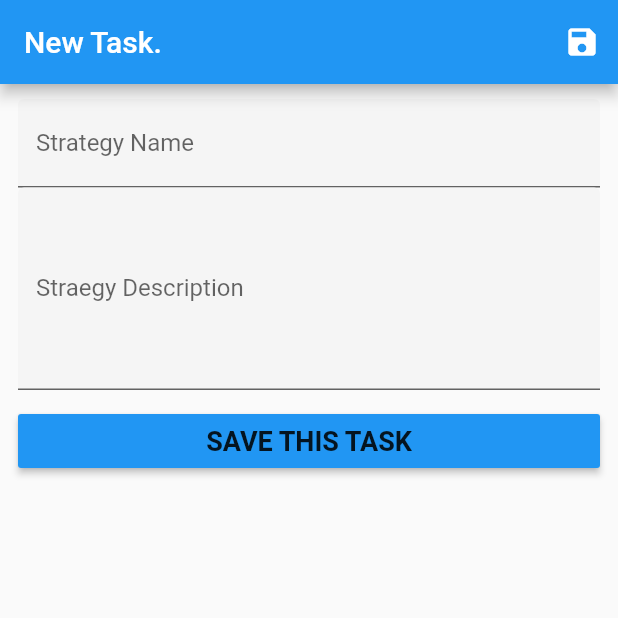
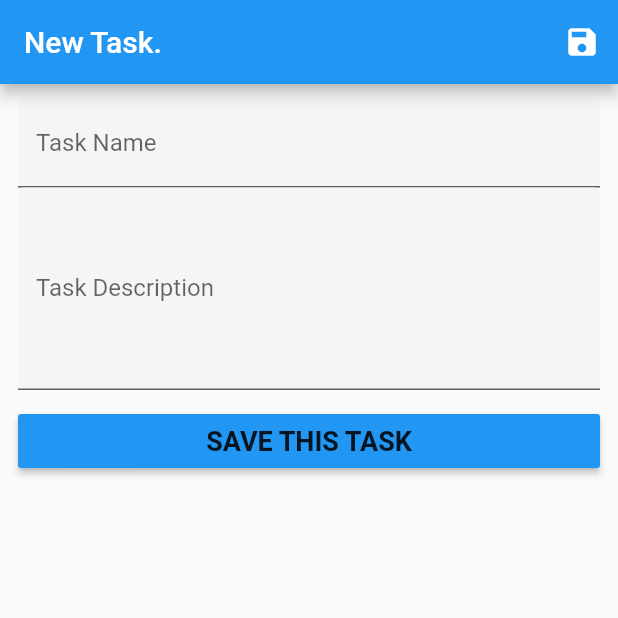
Before and after one commit to aurthurm/sagetrader_flutter, a Flutter app: the TaskForm screen opened directly, on a phone screen of 412 x 824 dp, the top half of it. Run offline on Flutter 3.47's test engine with Material 2 defaults, Android fonts, the phone set to English and light mode, and no system bars; our stand-ins replace flutter_secure_storage, photo_view; missing offline and left inert: multi_image_picker; accounts and stored records are empty; network calls fail.

Commit message:
Updated wordings

```diff
--- a/lib/forms/task_form.dart
+++ b/lib/forms/task_form.dart
@@ -87,7 +87,7 @@ class _TaskFormState extends State<TaskForm> {
                     children: <Widget>[
                       TextFormField(
                         decoration: InputDecoration(
-                            labelText: "Strategy Name",
+                            labelText: "Task Name",
                             filled: true,
                             fillColor: Colors.grey.shade100),
                         initialValue: _task.title,
@@ -99,7 +99,7 @@ class _TaskFormState extends State<TaskForm> {
                         validator: (value) => _validateLength(
                           value,
                           3,
-                          "Strategy Name is too short!!",
+                          "Task Name is too short!!",
                         ),
                         textInputAction: TextInputAction.next,
                         onFieldSubmitted: (_) {
@@ -109,7 +109,7 @@ class _TaskFormState extends State<TaskForm> {
                       ),
                       TextFormField(
                         decoration: InputDecoration(
-                            labelText: "Straegy Description",
+                            labelText: "Task Description",
                             filled: true,
                             fillColor: Colors.grey.shade100),
                         minLines: 5,
@@ -123,7 +123,7 @@ class _TaskFormState extends State<TaskForm> {
                         validator: (value) => _validateLength(
                           value,
                           10,
-                          "Trade Description is too short!!",
+                          "Task Description is too short!!",
                         ),
                         textInputAction: TextInputAction.newline,
                         focusNode: _descriptionFocus,
--- a/lib/forms/trade_form.dart
+++ b/lib/forms/trade_form.dart
@@ -210,7 +210,7 @@ class _TradeFormState extends State<TradeForm> {
                         },
                       ),
                       SwitchListTile(
-                        title: Text("Trade is  Open?"),
+                        title: Text("Trade is Open?"),
                         value: _trade.status,
                         onChanged: (val) {
                           setState(() => _trade.status = val);
@@ -289,7 +289,7 @@ class _TradeFormState extends State<TradeForm> {
                                 setState(() => _trade.strategy = value),
                             validator: (value) => _validateChoices(
                               value,
-                              "Please Select a Strategy",
+                              "Please select a strategy",
                             ),
                             items: strategies.map(
                               (strategy) {
@@ -318,7 +318,7 @@ class _TradeFormState extends State<TradeForm> {
                                 setState(() => _trade.style = value),
                             validator: (value) => _validateChoices(
                               value,
-                              "Please Select a trading Style",
+                              "Please select a trading Style",
                             ),
                             items: styles.map(
                               (style) {
--- a/lib/forms/trading_plan_form.dart
+++ b/lib/forms/trading_plan_form.dart
@@ -99,7 +99,7 @@ class _TradingPlanFormState extends State<TradingPlanForm> {
                         validator: (value) => _validateLength(
                           value,
                           3,
-                          "Strategy Name is too short!!",
+                          "TradingPlan name is too short!!",
                         ),
                         textInputAction: TextInputAction.next,
                         onFieldSubmitted: (_) {
@@ -109,7 +109,7 @@ class _TradingPlanFormState extends State<TradingPlanForm> {
                       ),
                       TextFormField(
                         decoration: InputDecoration(
-                            labelText: "Straegy Description",
+                            labelText: "TradingPlan Description",
                             filled: true,
                             fillColor: Colors.grey.shade100),
                         minLines: 5,
@@ -123,7 +123,7 @@ class _TradingPlanFormState extends State<TradingPlanForm> {
                         validator: (value) => _validateLength(
                           value,
                           10,
-                          "Trade Description is too short!!",
+                          "TradingPlan Description is too short!!",
                         ),
                         textInputAction: TextInputAction.newline,
                         focusNode: _descriptionFocus,
```
Also changed, not shown: lib/screens/trade_detail.dart (+7 -6 lines).
